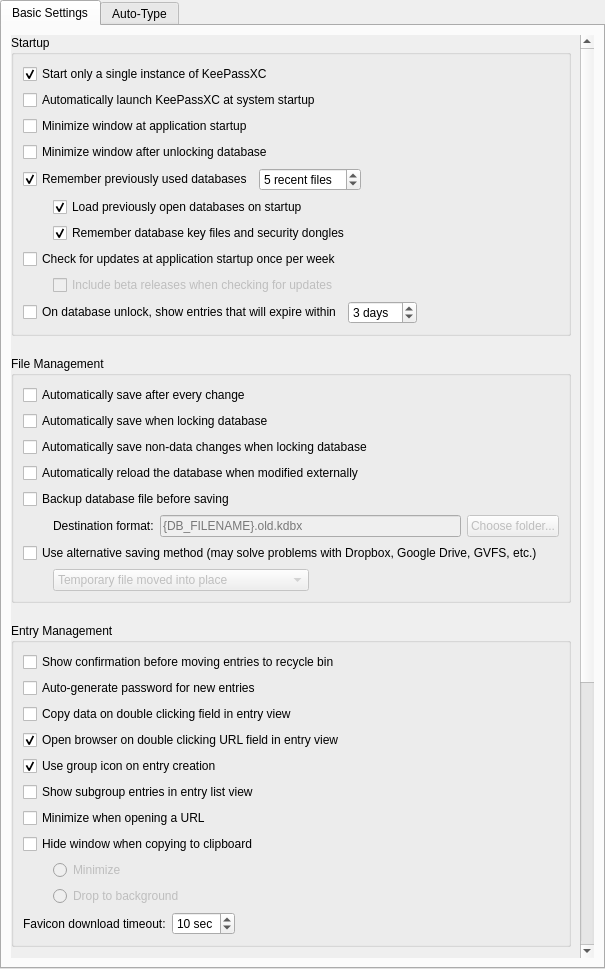
Above: src/gui/ApplicationSettingsWidgetGeneral.ui from juzu-o/keepassxc before the change. Below: the same form after it.
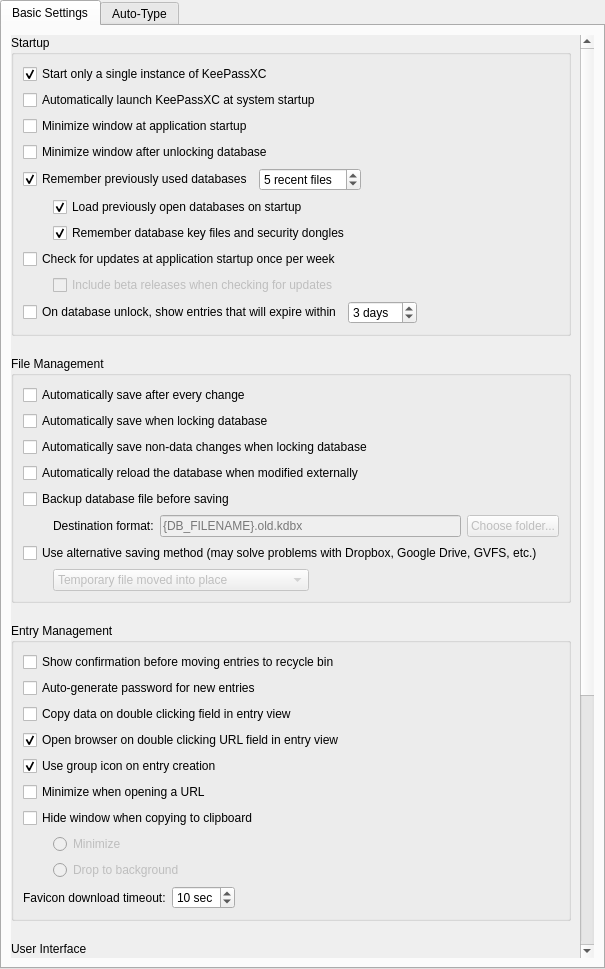
That is the form after the change. Custom widgets are drawn as their Qt base class.

Commit message: Move "Show subgroup entries" option from Settings to View menu

```diff
--- a/src/gui/ApplicationSettingsWidgetGeneral.ui
+++ b/src/gui/ApplicationSettingsWidgetGeneral.ui
@@ -573,13 +573,6 @@
                 </property>
                </widget>
               </item>
-              <item>
-               <widget class="QCheckBox" name="showSubgroupEntriesCheckBox">
-                <property name="text">
-                 <string>Show subgroup entries in entry list view</string>
-                </property>
-               </widget>
-              </item>
               <item>
                <widget class="QCheckBox" name="minimizeOnOpenUrlCheckBox">
                 <property name="text">
```
Left out of the diff: 1 changed line with no effect on the pictures. The commit also changes 4 other files.
